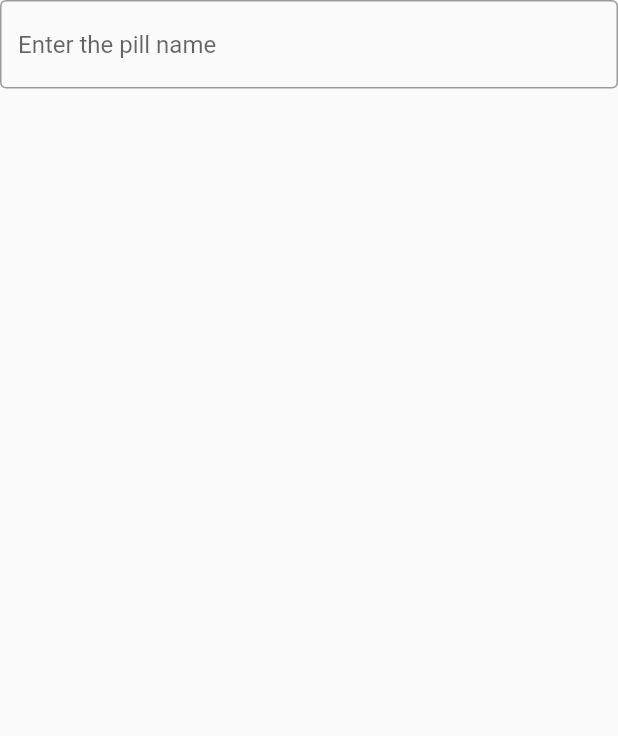
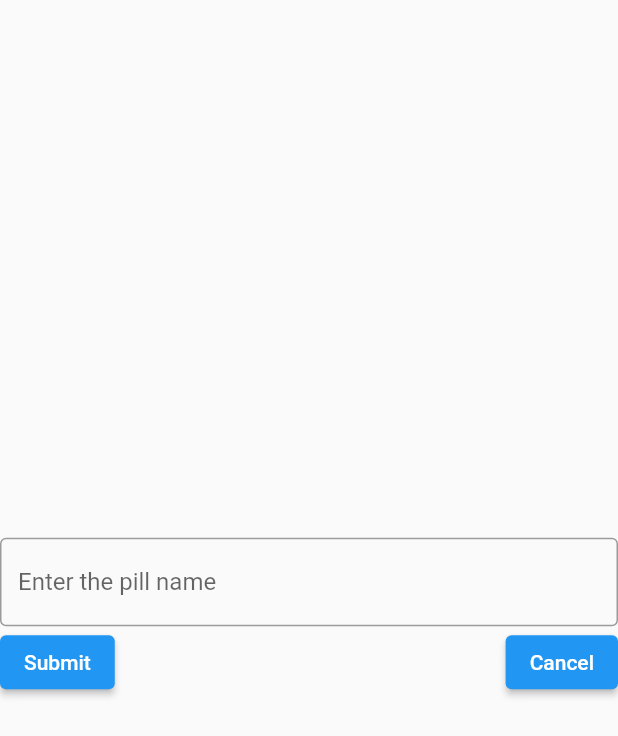
Before and after one commit to TomerPacific/Pill, a Flutter app: the AddingPillForm screen opened directly, on a phone screen of 412 x 824 dp. Shown: the top 736 px of the screen. Run offline on Flutter 3.47's test engine with Material 2 defaults, Android fonts, the phone set to English and light mode, and no system bars; our stand-ins replace shared_preferences; accounts and stored records are empty.

Commit message:
Pill alignining form buttons to be on the same row and styling form

```diff
--- a/pill/lib/AddingPillForm.dart
+++ b/pill/lib/AddingPillForm.dart
@@ -21,6 +21,7 @@ class AddingPillFormState extends State<AddingPillForm> {
       body: Form(
         key: _formKey,
         child: Column(
+          mainAxisAlignment: MainAxisAlignment.center,
           children: <Widget>[
             TextFormField(
               decoration: const InputDecoration(
@@ -34,6 +35,34 @@ class AddingPillFormState extends State<AddingPillForm> {
                 return null;
               },
             ),
+            Row(
+              mainAxisAlignment: MainAxisAlignment.spaceBetween,
+              crossAxisAlignment: CrossAxisAlignment.center,
+              children: [
+                Align(
+                    alignment: Alignment.topLeft,
+                    child: ElevatedButton(
+                      onPressed: () {
+                        if (_formKey.currentState.validate()) {
+                          ScaffoldMessenger.of(context).showSnackBar(
+                            const SnackBar(content: Text('Processing Data')),
+                          );
+                        }
+                      },
+                      child: const Text('Submit'),
+                    )
+                ),
+                Align(
+                  alignment: Alignment.bottomRight,
+                  child: ElevatedButton(
+                    onPressed: () {
+                      Navigator.pop(context);
+                    },
+                    child: const Text('Cancel'),
+                  ),
+                )
+              ],
+            )
           ],
         ),
       ),
```
